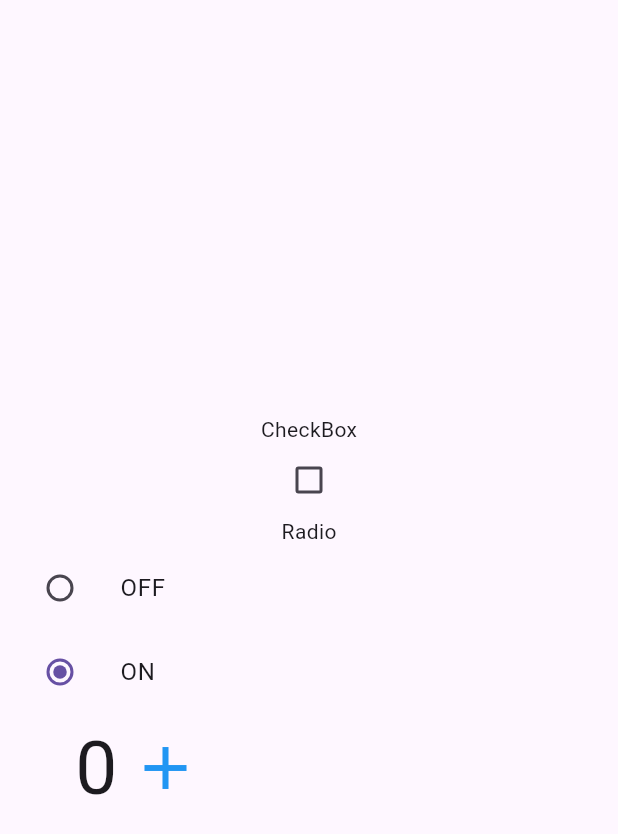
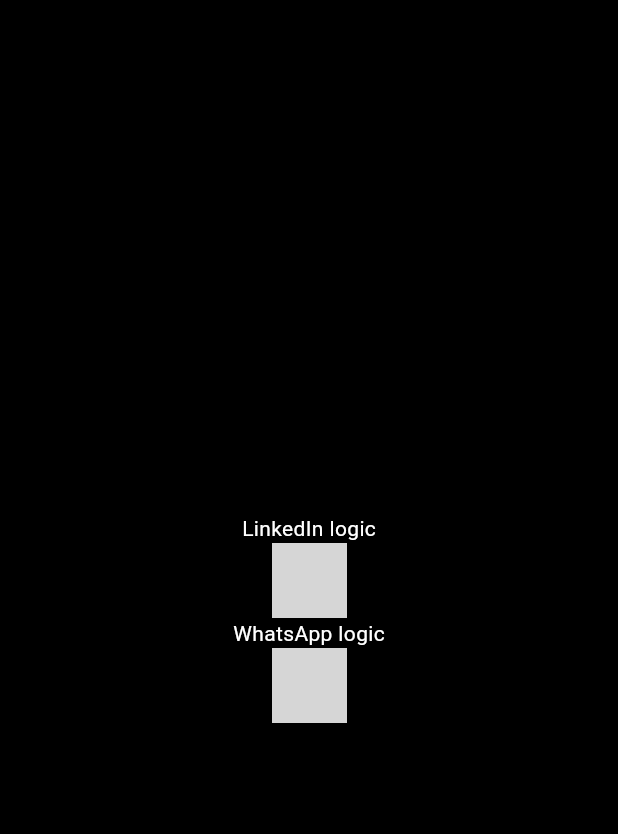
Before and after one commit to SegnonDimas/imdf_first_app, a Flutter app: the screen it shows after launch, on a phone screen of 412 x 824 dp. Shown: the top 834 px of the screen. Run offline on Flutter 3.47's test engine with Material 3 defaults, Android fonts, the phone set to English and light mode, and no system bars; network calls fail; grey boxes are pictures that could not be loaded.

```diff
--- a/lib/pages/widgets_interactifs_learn.dart
+++ b/lib/pages/widgets_interactifs_learn.dart
@@ -15,6 +15,9 @@ class _WidgetsInteractifsLearnState extends State<WidgetsInteractifsLearn> {
   bool isChecked = false;
   Status? _character = Status.ON;
   int compteur = 0;
+  double whpImgSize = 50;
+  double lkdImgSize = 50;
+  double radius = 4000000;
 
   // mes fonctions
   // fonction remerciement
@@ -33,77 +36,51 @@ class _WidgetsInteractifsLearnState extends State<WidgetsInteractifsLearn> {
   @override
   Widget build(BuildContext context) {
     return Scaffold(
-      //backgroundColor: Colors.green,
+      backgroundColor: Colors.black,
       body: Center(
         child: Column(
           mainAxisSize: MainAxisSize.min,
           children: <Widget>[
-            // checkbox
             AppText(
-              text: "CheckBox",
+              text: "LinkedIn logic",
+              textColor: Colors.white,
             ),
-            Checkbox(
-                value: isChecked,
-                checkColor: Colors.white,
-                activeColor: Colors.blue,
-                onChanged: (clic) {
+            ClipRRect(
+              borderRadius: BorderRadius.circular(400000),
+              child: InkWell(
+                onTap: () {
                   setState(() {
-                    isChecked = !isChecked;
-                  });
-                }),
-
-            // radio
-            AppText(
-              text: "Radio",
-            ),
-            ListTile(
-              title: const Text('OFF'),
-              leading: Radio<Status>(
-                value: Status.OFF,
-                groupValue: _character,
-                onChanged: (Status? value) {
-                  setState(() {
-                    _character = value;
+                    lkdImgSize = 300;
                   });
                 },
+                child: Image.network(
+                  "https://thumbs.dreamstime.com/b/belle-femme-africaine-173510.jpg",
+                  height: lkdImgSize,
+                  width: lkdImgSize,
+                  fit: BoxFit.cover,
+                ),
               ),
             ),
-            ListTile(
-              title: const Text('ON'),
-              leading: Radio<Status>(
-                value: Status.ON,
-                groupValue: _character,
-                onChanged: (Status? value) {
+            AppText(
+              text: "WhatsApp logic",
+              textColor: Colors.white,
+            ),
+            ClipRRect(
+              borderRadius: BorderRadius.circular(radius),
+              child: GestureDetector(
+                onTap: () {
                   setState(() {
-                    _character = value;
+                    whpImgSize = 300;
+                    radius = 0;
                   });
                 },
+                child: Image.network(
+                  "https://thumbs.dreamstime.com/b/belle-femme-africaine-173510.jpg",
+                  height: whpImgSize,
+                  width: whpImgSize,
+                  fit: BoxFit.cover,
+                ),
               ),
-            ),
-
-            Row(
-              children: [
-                SizedBox(
-                  width: 50,
-                ),
-                AppText(
-                  text: "$compteur",
-                  fontSize: 50,
-                ),
-                IconButton(
-                  onPressed: () {
-                    setState(() {
-                      compteur = compteur + 1;
-                    });
-                    print("Valeur de compteur : $compteur");
-                  },
-                  icon: Icon(
-                    Icons.add,
-                    size: 48,
-                    color: Colors.blue,
-                  ),
-                ),
-              ],
             ),
           ],
         ),
```
